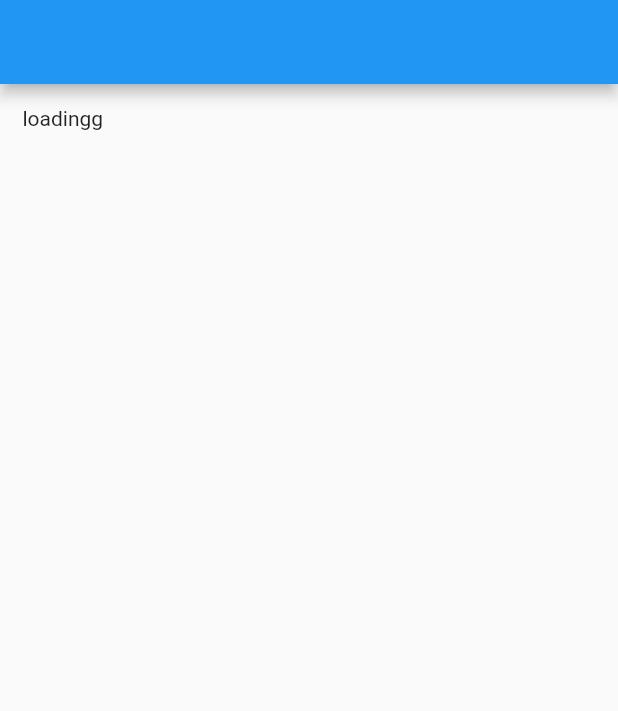
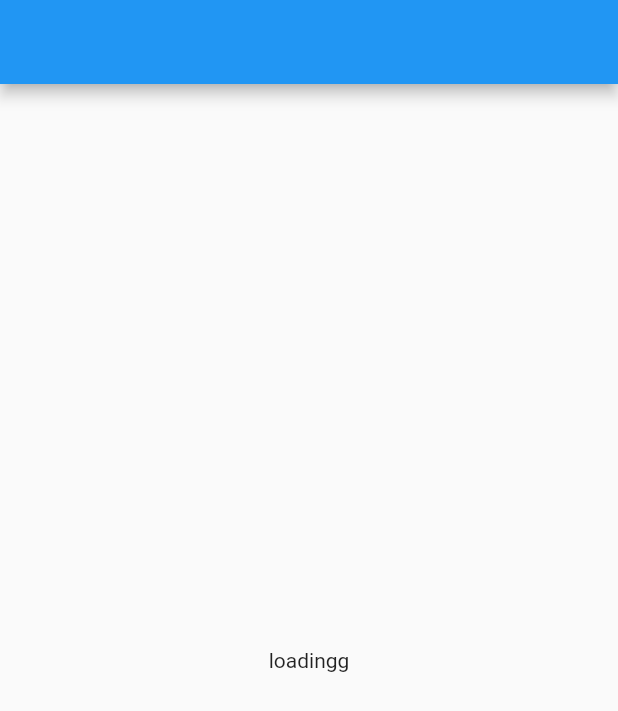
Before and after one commit to bishalrl/third, a Flutter app: the screen it shows after launch, on a phone screen of 412 x 824 dp. Shown: the top 711 px of the screen. Run offline on Flutter 3.47's test engine with Material 2 defaults, Android fonts, the phone set to English and light mode, and no system bars.

```diff
--- a/lib/pages/homefortime.dart
+++ b/lib/pages/homefortime.dart
@@ -1,5 +1,5 @@
 import 'package:demo_project/pages/chooselocation.dart';
-import 'package:demo_project/pages/loading.dart';
+
 import 'package:flutter/material.dart';
 
 class Homeee extends StatefulWidget {
--- a/lib/pages/loading.dart
+++ b/lib/pages/loading.dart
@@ -14,7 +14,7 @@ class _LoadingState extends State<Loading> {
   void setupWorldTime() async {
     WorldTime instance = WorldTime(
         flag: 'Nepal.jpg', location: 'Kathmandu', url: 'Asia/Kathmandu');
-    await instance.getdata;
+    instance.getdata;
     print(instance.time);
   }
 
@@ -22,10 +22,10 @@ class _LoadingState extends State<Loading> {
   void initState() {
     super.initState();
     setupWorldTime();
-    setState(() {
-      var instance;
-      time = instance.time;
-    });
+    // setState(() {
+    //   var instance;
+    //   time = instance.time;
+    // });
   }
 
   @override
@@ -34,7 +34,7 @@ class _LoadingState extends State<Loading> {
       appBar: AppBar(),
       body: Padding(
         padding: EdgeInsets.all(15),
-        child: Text("loadingg"),
+        child: Center(child: Text("loadingg")),
       ),
     );
   }
--- a/lib/services/world_time.dart
+++ b/lib/services/world_time.dart
@@ -1,26 +1,24 @@
-import 'package:flutter/material.dart';
 import 'dart:convert';
-
-import 'package:flutter/material.dart';
 import 'package:http/http.dart' as http;
 
 class WorldTime {
-  String location = ''; //location name for ui
+  String location; //location name for ui
   String time = ''; //time for that location
-  String flag = ''; //url to asset in flag icon
-  String url = ''; //url of the location
+  String flag; //url to asset in flag icon
+  String url; //url of the location
 
   WorldTime({
     required this.flag,
     required this.location,
     required this.url,
   });
+
   Future<void> getdata() async {
-    //sumulate the network request for a username   http://worldtimeapi.org/api/timezone/Asia/Kathmandu   Map data = jsonDecode(response.body);
-    final response =
-        await http.get(Uri.parse('http://worldtimeapi.org/api/timezone/$url'));
+    try {
+      final response = await http.get(
+          Uri.parse('http://worldtimeapi.org/api/timezone/Asia/Kathmandu'));
       Map data = jsonDecode(response.body);
-    // print(data);
+      print(data);
       // String offset = data['offset'];
 
       String datetime = data['datetime'];
@@ -35,5 +33,11 @@ class WorldTime {
 
       //set the time property
       time = now.toString();
+      return print('time');
+    } catch (e) {
+      return print('error occured');
+    }
+
+    //sumulate the network request for a username   http://worldtimeapi.org/api/timezone/Asia/Kathmandu   Map data = jsonDecode(response.body);
   }
 }
```
Lines whose indentation alone changed are shown as unchanged.
